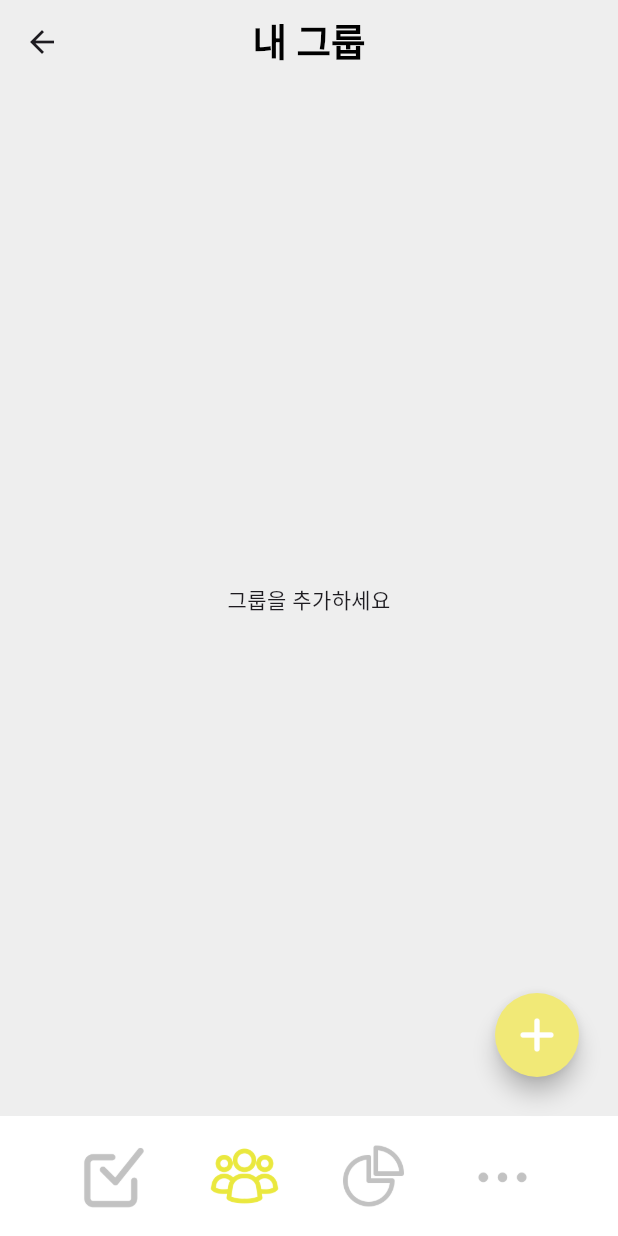
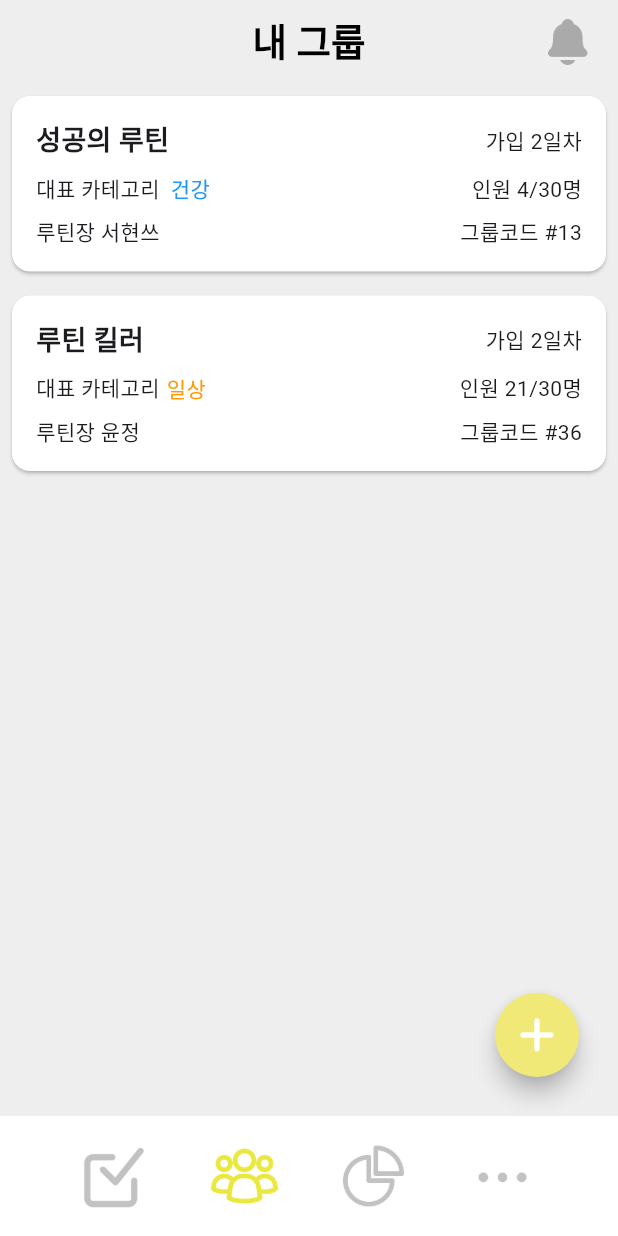
Before and after one commit to RoutineAde/RoutineAde-Frontend, a Flutter app: the GroupMainPage screen opened directly, on a phone screen of 412 x 824 dp. Run offline on Flutter 3.47's test engine with Material 3 defaults, Android fonts, the phone set to English and light mode, and no system bars; missing offline and left inert: flutter_calendar_week.

Commit message:
UI 일부수정

```diff
--- a/lib/main.dart
+++ b/lib/main.dart
@@ -10,7 +10,7 @@ class MyApp extends StatelessWidget {
   Widget build(BuildContext context) {
     return MaterialApp(
       debugShowCheckedModeBanner: false,
-      home: GroupMainPage(),
+      home: MyRoutinePage(),
     );
   }
 }
--- a/lib/routine_group/GroupMainPage.dart
+++ b/lib/routine_group/GroupMainPage.dart
@@ -3,17 +3,70 @@ import 'package:flutter/material.dart';
 import 'package:routine_ade/routine_home/MyRoutinePage.dart';
 import 'package:routine_ade/routine_group/GroupRoutinePage.dart';
 
+//전체화면 어둡게
+class DarkOverlay extends StatelessWidget {
+  final Widget child;
+  final bool isDark;
+
+  DarkOverlay({required this.child, required this.isDark});
+
+  @override
+  Widget build(BuildContext context) {
+    return Stack(
+      children: <Widget>[
+        child,
+        if (isDark)
+          Positioned.fill(
+            child: GestureDetector(
+              onTap: () {}, // 클릭 방지용 빈 함수
+              child: Container(
+                color: Colors.black.withOpacity(0.5), // 어두운 배경색, 투명도 조절 가능
+              ),
+            ),
+          ),
+      ],
+    );
+  }
+}
+
 class GroupMainPage extends StatefulWidget {
   @override
   _GroupMainPageState createState() => _GroupMainPageState();
   }
+class _GroupMainPageState extends State<GroupMainPage>{
+    bool isExpanded = false;
 
-  class _GroupMainPageState extends State<GroupMainPage>{
-    bool isExpanded = false;
+
+//예시 그룹. GroupRoutinPage 상속
+  List<Group> groups = [
+    Group(name: "성공의 루틴" ,
+    creationDate: DateTime.now().subtract(Duration(days: 1)),
+    category: "건강",
+    membersCount: 4,
+    leader: "서현쓰",
+    groupCode: "#13",
+    groupType: "건강",
+    ),
+    Group(name: "루틴 킬러",
+    creationDate: DateTime.now().subtract(Duration(days: 1)),
+    category: "일상",
+    membersCount: 21,
+    leader: "윤정",
+    groupCode: "#36",
+    groupType: "일상",
+    ),
+  ];
+//가입일자 계산
+  String calculateDaysSinceCreation(DateTime creationDate) {
+    final now = DateTime.now();
+    final difference = now.difference(creationDate).inDays;
+    return "가입 ${difference + 1}일차";
+  }
 
   @override
   Widget build(BuildContext context){
-    return Scaffold(
+    return
+        Scaffold(
       appBar: AppBar(
         title: Text('내 그룹',
         style: TextStyle(
@@ -21,14 +74,79 @@ class GroupMainPage extends StatefulWidget {
           fontSize: 25,
           fontWeight: FontWeight.bold ),),
           centerTitle: true,
-          backgroundColor: Colors.grey[200],
+          backgroundColor: isExpanded? Colors.grey[600] : Colors.grey[200],
+          automaticallyImplyLeading: false, //뒤로가기 제거
+          actions: [
+            Padding(padding: EdgeInsets.only(right: 16.0),
+            child: Image.asset("assets/images/bell.png",
+            width: 35,
+            height: 35,),
+            ),
+          ],
       ),
-      body: Container(
-        color:Colors.grey[200],
-        child: Center(
-          child: Text("그룹을 추가하세요")), //루틴그룹 내용 표시
+      //예시그룹
+      body: DarkOverlay(
+        isDark: isExpanded, //눌렀을때만 어둡게
+        child:  Container(
+        color: Colors.grey[200],
+        child: Column(
+          children: [
+            Expanded(
+              child: ListView.builder(
+                itemCount: groups.length,
+                itemBuilder: (context, index) {
+                  final group = groups[index];
+                  Color textColor = group.groupType =="건강"? Colors.blue: Colors.orange;
+                  return Card(
+                    margin: EdgeInsets.all(8.0),
+                    color: Colors.white,
+                    child: Padding(
+                      padding: EdgeInsets.all(16.0),
+                      child: Column(
+                        crossAxisAlignment: CrossAxisAlignment.start,
+                        children: [
+                          Row(
+                            mainAxisAlignment: MainAxisAlignment.spaceBetween,
+                            children: [
+                              Text(
+                                group.name,
+                                style: TextStyle(
+                                  fontSize: 18,
+                                  fontWeight: FontWeight.bold,
+                                ),
+                              ),
+                              Text(calculateDaysSinceCreation(group.creationDate)),
+                            ],
+                          ),
+                          SizedBox(height: 8.0),
+                          Row(
+                            mainAxisAlignment: MainAxisAlignment.spaceBetween,
+                            children: [
+                              Text("대표 카테고리"),
+                              Text(group.category, style: TextStyle( color: textColor)),
+                              SizedBox(width: 160.0), // 간격 조절
+                              Text("인원 ${group.membersCount}/30명"),
+                            ],
+                          ),
+                          SizedBox(height: 8.0),
+                          Row(
+                            mainAxisAlignment: MainAxisAlignment.spaceBetween,
+                            children: [
+                              Text("루틴장 ${group.leader}"),
+                              Text("그룹코드 ${group.groupCode}"),
+                          ],
+                        ),
+                      ],
+                    ),
+                  ),
+                );
+              },
+            ),
+          ),
+        ],
       ),
-
+      ),
+      ),
 
       //바텀 네비게이션 바
         bottomNavigationBar: BottomAppBar(
@@ -92,7 +210,15 @@ class GroupMainPage extends StatefulWidget {
               mainAxisSize: MainAxisSize.min,
               children: [
                 if (isExpanded) ...[
-                  SizedBox(height: 20), //그룹 추가 버튼
+                  SizedBox(height: 20),
+                  Row(mainAxisAlignment: MainAxisAlignment.end,
+                  children: [
+                    Text("루틴 그룹", style:
+                    TextStyle( color: Colors.white, fontWeight: FontWeight.bold)
+                  ),
+                    SizedBox(width: 10),
+
+                     //그룹 추가 버튼
                   FloatingActionButton(
                     onPressed: () {
                       Navigator.push(context, MaterialPageRoute(
@@ -105,20 +231,32 @@ class GroupMainPage extends StatefulWidget {
                   child: Image.asset('assets/images/group-list.png'),
                   shape: CircleBorder(),
                   ),
+                  ],
+                  ),
                   SizedBox(height: 20),
+                  Row(mainAxisAlignment: MainAxisAlignment.end,
+                  children: [
+                    Text("그룹 추가", style: TextStyle( color: Colors.white, fontWeight: FontWeight.bold)
+                  ),
+                     SizedBox(width: 10),
 
                   //그룹 루틴 추가 버튼
                   FloatingActionButton(
                     onPressed: () {
-                      // Second button action code
                     },
                     backgroundColor: Color(0xffF1E977),
                   child: Image.asset('assets/images/add.png'),
                   shape: CircleBorder(),
                   ),
+                  ],
+                  ),
                   SizedBox(height: 20),
                 ],
                 //add 버튼, X버튼
+                Row(mainAxisAlignment: MainAxisAlignment.end,
+                  children: [
+                    Text(""),
+                     SizedBox(width: 10),
                 FloatingActionButton(
                   onPressed: () {
                     setState(() {
@@ -131,6 +269,8 @@ class GroupMainPage extends StatefulWidget {
                   : Image.asset('assets/images/add.png'),
                   shape: CircleBorder(),
                 ),
+                  ],
+                ),
               ],
             ),
           ),
--- a/lib/routine_group/GroupRoutinePage.dart
+++ b/lib/routine_group/GroupRoutinePage.dart
@@ -9,6 +9,7 @@ class Group { //그룹
   final int membersCount;
   final String leader;
   final String groupCode;
+  final String groupType;
 
   Group({
     required this.name,
@@ -17,6 +18,7 @@ class Group { //그룹
     required this.membersCount,
     required this.leader,
     required this.groupCode,
+    required this.groupType,
   });
 }
 
@@ -41,6 +43,7 @@ class _GroupRoutinePageState extends State<GroupRoutinePage> {
       membersCount: index + 1,
       leader: "익명 $index",
       groupCode: "#$index",
+      groupType: "일상",
     ),
   );
 
@@ -90,10 +93,10 @@ class _GroupRoutinePageState extends State<GroupRoutinePage> {
                   hintText: "  그룹명을 입력하세요",
                   fillColor: Colors.white,
                   filled: true,
-                  border: OutlineInputBorder(
-                    borderRadius: BorderRadius.circular(12.0),
-                    borderSide: BorderSide.none,
-                  ),
+                  // border: OutlineInputBorder(
+                  //   borderRadius: BorderRadius.circular(12.0),
+                  //   borderSide: BorderSide.none,
+                  // ),
                   contentPadding: EdgeInsets.symmetric(
                     vertical: 12.0,
                   ),
@@ -104,7 +107,7 @@ class _GroupRoutinePageState extends State<GroupRoutinePage> {
               )
             : Text(
                 "루틴 그룹",
-                style: TextStyle(color: Colors.black, fontSize: 25, fontWeight: FontWeight.bold),
+                style: TextStyle(color: Colors.black, fontSize: 23, fontWeight: FontWeight.bold),
               ),
         centerTitle: true,
         backgroundColor: Colors.grey[200],
@@ -193,7 +196,7 @@ class _GroupRoutinePageState extends State<GroupRoutinePage> {
                           mainAxisAlignment: MainAxisAlignment.spaceBetween,
                           children: [
                           Text(group.name, style: TextStyle(fontSize: 18, fontWeight: FontWeight.bold)),
-                          Text("가입일자: ${group.creationDate.toString().substring(0,10)}"),
+
                           ],
                         ),
                         SizedBox(height: 4.0,),
@@ -201,7 +204,7 @@ class _GroupRoutinePageState extends State<GroupRoutinePage> {
                           mainAxisAlignment: MainAxisAlignment.spaceBetween,
                           children: [
                             Text(group.category),
-                            Text("인원수: ${group.membersCount}명"),
+                            Text("인원: ${group.membersCount}명"),
                           ],
                         ),
                         SizedBox(height: 4.0),
--- /dev/null
+++ b/lib/routine_group/GroupType.dart
@@ -0,0 +1,19 @@
+class Group { //그룹
+  final String name;
+  final DateTime creationDate;
+  final String category;
+  final int membersCount;
+  final String leader;
+  final String groupCode;
+  final String groupType;
+
+  Group({
+    required this.name,
+    required this.creationDate,
+    required this.category,
+    required this.membersCount,
+    required this.leader,
+    required this.groupCode,
+    required this.groupType,
+  });
+}
```
Also changed, not shown: routine_ade/lib/routine_group/GroupMainPage.dart (added).
